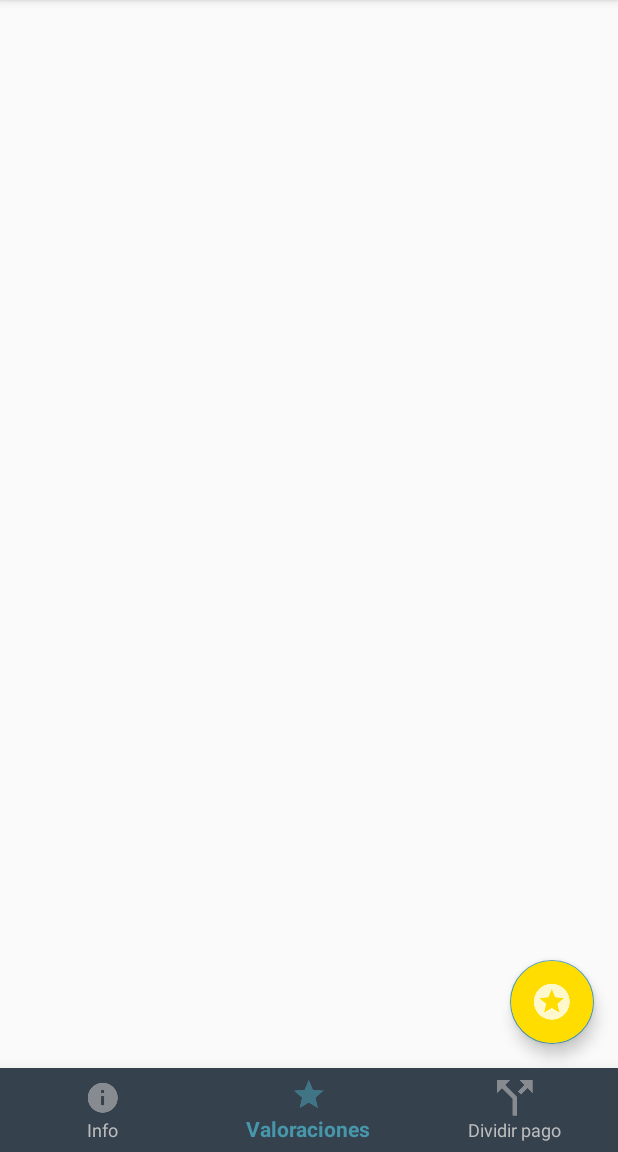
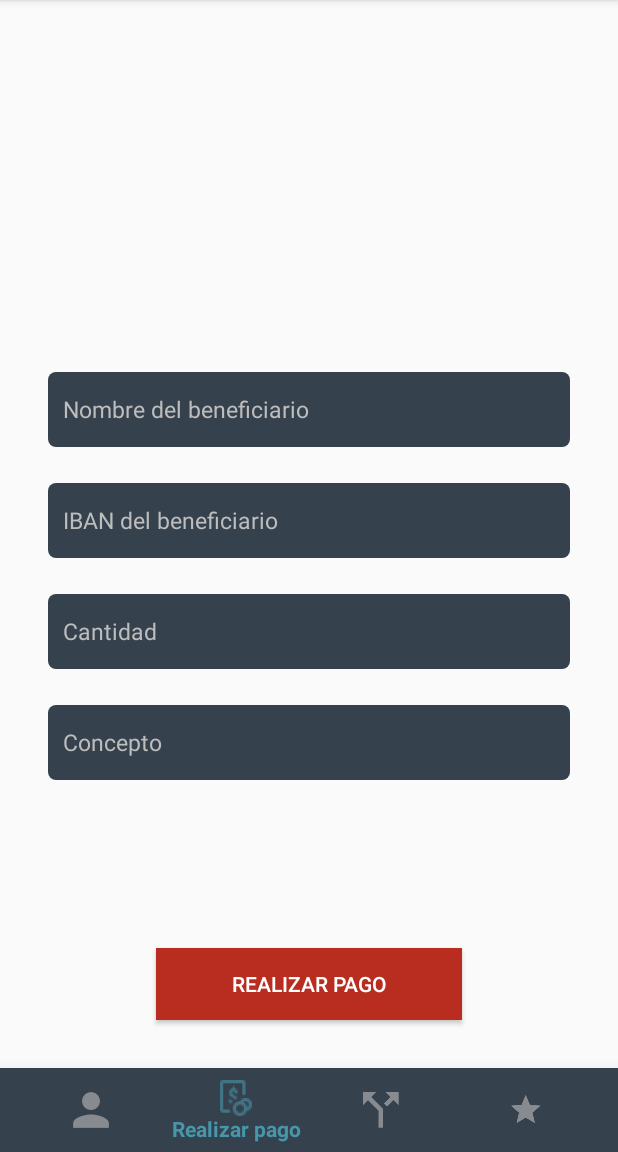
Before and after one commit to jesustf97/MoneyManager-TFG, an Android app: the screen it shows after launch once a user with an empty profile is signed in (MainActivity), item 2 of the bottom bar chosen, on a phone screen of 412 x 824 dp, the part 84-1236 px from its top. Run offline under Robolectric (Android 15) with nearby library versions, the phone set to English and light mode, and no system bars; our stand-ins replace Firebase (no records; nobody signed in at launch, a user with empty details on screens opened directly), Picasso, RxJava; pictures from the network do not load.

Commit message:
Crear layout para el makePaymentFragment y empezar a programar lógica del fragmento

```diff
--- a/app/src/main/AndroidManifest.xml
+++ b/app/src/main/AndroidManifest.xml
@@ -36,8 +36,6 @@
         </activity>
         <activity android:name=".activities.ShowLicensesActivity">
         </activity>
-        <activity android:name=".activities.PaySplitter">
-        </activity>
     </application>
 
 </manifest>
--- a/app/src/main/java/com/calleja/jesus/moneymanager/MainActivity.kt
+++ b/app/src/main/java/com/calleja/jesus/moneymanager/MainActivity.kt
@@ -9,6 +9,7 @@ import android.view.Menu
 import android.view.MenuItem
 import com.calleja.jesus.moneymanager.activities.LoginActivity
 import com.calleja.jesus.moneymanager.fragments.InfoFragment
+import com.calleja.jesus.moneymanager.fragments.MakePaymentFragment
 import com.calleja.jesus.moneymanager.fragments.PaymentSpliterFragment
 import com.calleja.jesus.moneymanager.fragments.RatesFragment
 import com.calleja.jesus.mylibrary.interfaces.ToolbarActivity
@@ -32,8 +33,11 @@ class MainActivity : ToolbarActivity() {
     private fun getPagerAdapter(): PagerAdapter {
         val adapter = com.calleja.jesus.moneymanager.adapters.PagerAdapter(supportFragmentManager)
         adapter.addFragment(InfoFragment())
+        adapter.addFragment(RatesFragment())
         adapter.addFragment(PaymentSpliterFragment())
-        adapter.addFragment(RatesFragment())
+        adapter.addFragment(MakePaymentFragment())
+
+
         return adapter
     }
 
@@ -62,12 +66,16 @@ class MainActivity : ToolbarActivity() {
                     viewPager.currentItem = 0
                     true
                 }
+                R.id.bottom_nav_payment -> {
+                    viewPager.currentItem = 3
+                    true
+                }
                 R.id.bottom_nav_splitPayment -> {
-                    viewPager.currentItem = 1
+                    viewPager.currentItem = 2
                     true
                 }
                 R.id.bottom_nav_rates -> {
-                    viewPager.currentItem = 2
+                    viewPager.currentItem = 1
                     true
                 }
                 else -> false
--- a/app/src/main/java/com/calleja/jesus/moneymanager/fragments/InfoFragment.kt
+++ b/app/src/main/java/com/calleja/jesus/moneymanager/fragments/InfoFragment.kt
@@ -19,6 +19,7 @@ import com.squareup.picasso.Picasso
 import kotlinx.android.synthetic.main.fragment_info.view.*
 import android.app.Activity
 import android.content.Intent
+import com.google.firebase.firestore.SetOptions
 
 
 class InfoFragment : Fragment() {
@@ -57,7 +58,7 @@ class InfoFragment : Fragment() {
 
     }
     private fun linkIban() {
-        ibanDBRef.document(currentUser.uid).get().addOnSuccessListener {
+        ibanDBRef.document("ibanDocument").get().addOnSuccessListener {
             if(it.data != null) {
                 try {
                     var iban = it.data!!.getValue(currentUser.uid).toString()
@@ -129,13 +130,12 @@ class InfoFragment : Fragment() {
         activity!!.toast("Su IBAN ES: $userIban")
         val newIban = HashMap<String, String>()
         newIban[mAuth.currentUser!!.uid] = userIban
-        ibanDBRef.document(mAuth.currentUser!!.uid).set(newIban)
+        ibanDBRef.document("ibanDocument").set(newIban, SetOptions.merge())
             .addOnSuccessListener {
-                activity!!.toast("El iban se ha guardado correctamente")
                 _view.userIban.text = userIban
             }
             .addOnFailureListener {
-                activity!!.toast("Error al guardar el iban")
+              //  activity!!.toast("Error al guardar el iban")
             }
     }
 
--- /dev/null
+++ b/app/src/main/java/com/calleja/jesus/moneymanager/fragments/MakePaymentFragment.kt
@@ -0,0 +1,97 @@
+package com.calleja.jesus.moneymanager.fragments
+
+import android.os.Bundle
+import android.support.v4.app.Fragment
+import android.view.LayoutInflater
+import android.view.View
+import android.view.ViewGroup
+import com.calleja.jesus.moneymanager.R
+import com.calleja.jesus.moneymanager.toast
+import com.google.firebase.firestore.CollectionReference
+import com.google.firebase.firestore.FirebaseFirestore
+import kotlinx.android.synthetic.main.fragment_make_payment.view.*
+
+class MakePaymentFragment : Fragment() {
+
+    private lateinit var _view: View
+    private lateinit var ibanDBRef: CollectionReference
+    private val store: FirebaseFirestore = FirebaseFirestore.getInstance()
+
+
+    override fun onCreateView(
+        inflater: LayoutInflater, container: ViewGroup?,
+        savedInstanceState: Bundle?
+    ): View? {
+        _view = inflater.inflate(R.layout.fragment_make_payment, container, false)
+        setUpPaymentButton()
+        setUpIbanDB()
+        return _view
+    }
+
+    private fun setUpPaymentButton() {
+        _view.makePaymentButton.setOnClickListener {
+            makePayment()
+
+        }
+    }
+
+    private fun makePayment(){
+        if(validateFields()){
+            var ibanValidated = false
+            activity!!.toast("Los campos estan completos")
+            ibanDBRef.document("ibanDocument").get().addOnSuccessListener{
+                if(it.data != null) {
+                    try {
+                        // var iban = it.data!!.getValue(currentUser.uid).toString()
+                        var ibanList = it.data!!.values
+                        ibanList.forEach {
+                            if (it.toString().equals(_view.editTextAccountNumber.text.toString())){
+                                    ibanValidated = true
+                            }
+                        }
+                    } catch (e: NoSuchElementException) {
+                        activity!!.toast("El número de cuenta no pertenece a ningún usuario de la aplicación")
+                    }
+                }
+            }
+                .addOnCompleteListener {
+                    if(ibanValidated){
+                        activity!!.toast("El IBAN es válido")
+                    }
+                    else {
+                        activity!!.toast("El número de cuenta no pertenece a ningún usuario de la aplicación")
+                    }
+                }
+
+        } else {
+            activity!!.toast("Faltan campos por rellenar")
+
+        }
+    }
+
+    private fun validateFields(): Boolean {
+        var validated = true
+        if(_view.editTextBeneficiaryName.text.toString().isNullOrEmpty()){
+            validated = false
+            activity!!.toast("Debe introducir el nombre del beneficiario para realizar el pago")
+        }
+        if(_view.editTextAccountNumber.text.toString().isNullOrEmpty()){
+            validated = false
+            activity!!.toast("Debe introducir el número de cuenta del beneficiario para realizar el pago")
+        }
+        if(_view.editTextAmount.text.toString().isNullOrEmpty()){
+            validated = false
+            activity!!.toast("Debe introducir la cantidad en euros para realizar el pago")
+        }
+        if(_view.editTextConcept.text.toString().isNullOrEmpty()){
+            validated = false
+            activity!!.toast("Debe introducir el concepto del pago")
+        }
+        return validated
+    }
+
+    private fun setUpIbanDB(){
+        ibanDBRef = store.collection("ibans")
+    }
+
+}
--- /dev/null
+++ b/app/src/main/res/layout/fragment_make_payment.xml
@@ -0,0 +1,96 @@
+<?xml version="1.0" encoding="utf-8"?>
+
+<ScrollView xmlns:android="http://schemas.android.com/apk/res/android"
+            xmlns:app="http://schemas.android.com/apk/res-auto"
+            xmlns:tools="http://schemas.android.com/tools" android:layout_height="match_parent"
+            android:layout_width="match_parent"
+            android:fillViewport="true">
+
+
+    <android.support.constraint.ConstraintLayout
+            xmlns:android="http://schemas.android.com/apk/res/android"
+            xmlns:app="http://schemas.android.com/apk/res-auto"
+            android:layout_width="match_parent"
+            android:layout_height="wrap_content">
+
+        <EditText
+                android:id="@+id/editTextBeneficiaryName"
+                android:layout_width="match_parent"
+                android:layout_height="@dimen/login_edit_text_height"
+                android:layout_marginEnd="32dp"
+                android:paddingLeft="@dimen/login_edit_text_space"
+                android:paddingRight="@dimen/login_edit_text_space"
+                android:background="@drawable/edittext_borders"
+                android:hint="Nombre del beneficiario"
+                android:textSize="@dimen/login_text_size"
+                android:inputType="textPersonName"
+                app:layout_constraintEnd_toEndOf="parent"
+                app:layout_constraintStart_toStartOf="parent"
+                android:layout_marginStart="32dp"
+                app:layout_constraintHorizontal_bias="0.0" android:layout_marginBottom="24dp"
+                app:layout_constraintBottom_toTopOf="@+id/editTextAccountNumber"
+                android:layout_marginTop="8dp" app:layout_constraintTop_toTopOf="parent"
+                app:layout_constraintVertical_bias="1.0"/>
+        <EditText
+                android:id="@+id/editTextAccountNumber"
+                android:layout_width="match_parent"
+                android:layout_height="@dimen/login_edit_text_height"
+                android:layout_marginEnd="32dp"
+                android:paddingLeft="@dimen/login_edit_text_space"
+                android:paddingRight="@dimen/login_edit_text_space"
+                android:background="@drawable/edittext_borders"
+                android:hint="IBAN del beneficiario"
+                android:textSize="@dimen/login_text_size"
+                android:layout_marginStart="32dp"
+                app:layout_constraintStart_toStartOf="parent"
+                app:layout_constraintEnd_toEndOf="parent" app:layout_constraintHorizontal_bias="0.0"
+                android:layout_marginBottom="24dp" app:layout_constraintBottom_toTopOf="@+id/editTextAmount"/>
+
+        <EditText
+                android:id="@+id/editTextAmount"
+                android:layout_width="match_parent"
+                android:layout_height="@dimen/login_edit_text_height"
+                android:layout_marginEnd="32dp"
+                android:paddingLeft="@dimen/login_edit_text_space"
+                android:paddingRight="@dimen/login_edit_text_space"
+                android:background="@drawable/edittext_borders"
+                android:hint="Cantidad"
+                android:textSize="@dimen/login_text_size"
+                android:inputType="numberDecimal"
+                android:layout_marginStart="32dp"
+                app:layout_constraintStart_toStartOf="parent"
+                app:layout_constraintEnd_toEndOf="parent" app:layout_constraintHorizontal_bias="0.0"
+                android:layout_marginBottom="24dp" app:layout_constraintBottom_toTopOf="@+id/editTextConcept"/>
+
+        <EditText
+                android:id="@+id/editTextConcept"
+                android:layout_width="match_parent"
+                android:layout_height="@dimen/login_edit_text_height"
+                android:layout_marginEnd="32dp"
+                android:paddingLeft="@dimen/login_edit_text_space"
+                android:paddingRight="@dimen/login_edit_text_space"
+                android:background="@drawable/edittext_borders"
+                android:hint="Concepto"
+                android:textSize="@dimen/login_text_size"
+                android:inputType="textShortMessage"
+                android:layout_marginStart="32dp"
+                app:layout_constraintStart_toStartOf="parent"
+                app:layout_constraintEnd_toEndOf="parent" app:layout_constraintHorizontal_bias="0.0"
+                android:layout_marginBottom="112dp" app:layout_constraintBottom_toTopOf="@+id/makePaymentButton"/>
+
+        <Button
+                android:text="Realizar Pago"
+                android:background="@color/colorGoogleExtra"
+                android:layout_width="204dp"
+                android:layout_height="wrap_content"
+                android:id="@+id/makePaymentButton"
+                style="@style/Widget.AppCompat.Button.Colored"
+                android:layout_marginBottom="32dp"
+                app:layout_constraintBottom_toBottomOf="parent"
+                android:layout_marginStart="8dp"
+                app:layout_constraintStart_toStartOf="parent"
+                android:layout_marginEnd="8dp"
+                app:layout_constraintEnd_toEndOf="parent"/>
+    </android.support.constraint.ConstraintLayout>
+
+</ScrollView>
--- a/app/src/main/res/menu/bottom_navigation_menu.xml
+++ b/app/src/main/res/menu/bottom_navigation_menu.xml
@@ -5,8 +5,22 @@
     <item
             android:id="@+id/bottom_nav_info"
             android:enabled="true"
-            android:icon="@drawable/ic_info"
+            android:icon="@drawable/ic_profile_icon"
             android:title="@string/navigation_bottom_info"
+            app:showAsAction="ifRoom"/>
+
+    <item
+            android:id="@+id/bottom_nav_payment"
+            android:enabled="true"
+            android:icon="@drawable/ic_payment"
+            android:title="@string/navigation_bottom_payment"
+            app:showAsAction="ifRoom"/>
+
+    <item
+            android:id="@+id/bottom_nav_splitPayment"
+            android:enabled="true"
+            android:icon="@drawable/ic_split"
+            android:title="@string/navigation_bottom_splitPayment"
             app:showAsAction="ifRoom"/>
 
     <item
@@ -16,11 +30,4 @@
             android:title="@string/navigation_bottom_rates"
             app:showAsAction="ifRoom"/>
 
-    <item
-            android:id="@+id/bottom_nav_splitPayment"
-            android:enabled="true"
-            android:icon="@drawable/ic_split"
-            android:title="@string/navigation_bottom_splitPayment"
-            app:showAsAction="ifRoom"/>
-
 </menu>
--- a/app/src/main/res/values/strings.xml
+++ b/app/src/main/res/values/strings.xml
@@ -18,9 +18,10 @@
     <string name="showLicensesButton">Licencias</string>
 
     //NavigationBar
-    <string name="navigation_bottom_info">Info</string>
+    <string name="navigation_bottom_info">Cuenta</string>
     <string name="navigation_bottom_rates">Valoraciones</string>
     <string name="navigation_bottom_splitPayment">Dividir pago</string>
+    <string name="navigation_bottom_payment">Realizar pago</string>
 
     //InfoFragment
     <string name="info_no_name">Nombre no disponible</string>
@@ -43,4 +44,7 @@
     <string name="tipStaticText">Propina</string>
     <string name="numberOfPeopleStaticText">Número de personas</string>
 
+    <!-- TODO: Remove or change this placeholder text -->
+    <string name="hello_blank_fragment">Hello blank fragment</string>
+
 </resources>
```
Also changed, not shown: app/src/main/res/drawable-hdpi/ic_payment.png (added), app/src/main/res/drawable-hdpi/ic_profile_icon.png (added), app/src/main/res/drawable-mdpi/ic_payment.png (added), app/src/main/res/drawable-mdpi/ic_profile_icon.png (added), app/src/main/res/drawable-xhdpi/ic_payment.png (added), app/src/main/res/drawable-xhdpi/ic_profile_icon.png (added), app/src/main/res/drawable-xxhdpi/ic_payment.png (added), app/src/main/res/drawable-xxhdpi/ic_profile_icon.png (added), app/src/main/res/drawable-xxxhdpi/ic_payment.png (added), app/src/main/res/drawable-xxxhdpi/ic_profile_icon.png (added).
